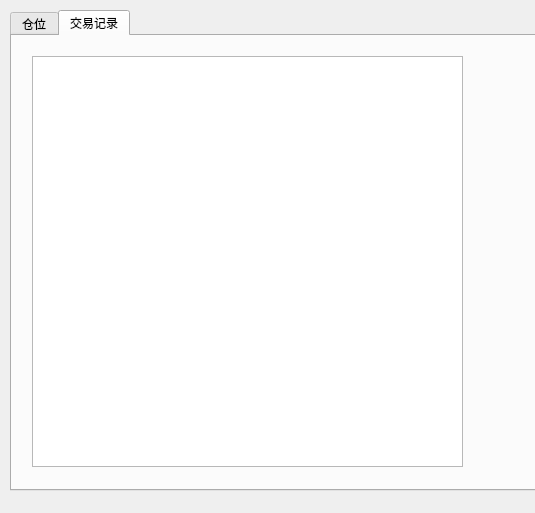
The window that TradeWinner/records.ui (spartawwy/mock_proj) describes before a commit, drawn with Qt 5.
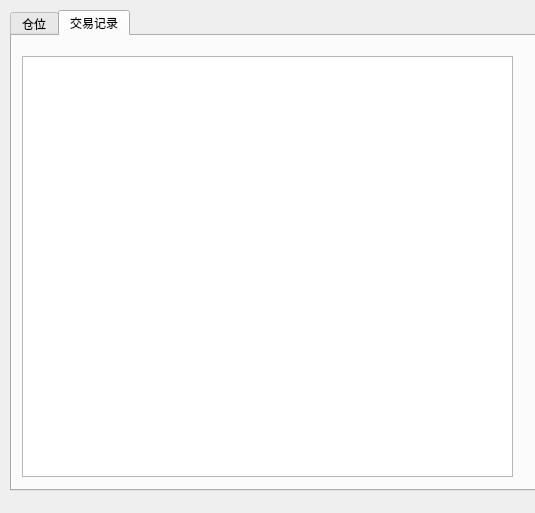
The same window after the commit.

Commit message: edit for records win

Diff of the .ui file:
```diff
--- a/TradeWinner/records.ui
+++ b/TradeWinner/records.ui
@@ -47,10 +47,10 @@
     <widget class="QTableView" name="tbview_fills">
      <property name="geometry">
       <rect>
-       <x>20</x>
+       <x>10</x>
        <y>20</y>
-       <width>431</width>
-       <height>411</height>
+       <width>491</width>
+       <height>421</height>
       </rect>
      </property>
     </widget>
```
Left out of the diff: 6 changed lines with no effect on the pictures. The commit also changes 9 other files.
